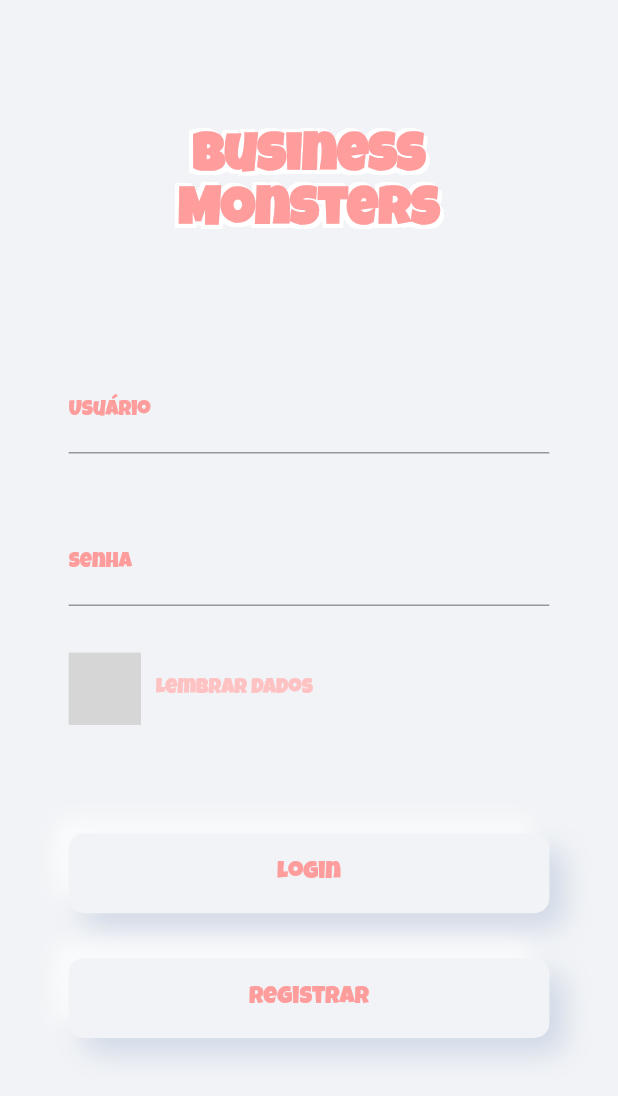
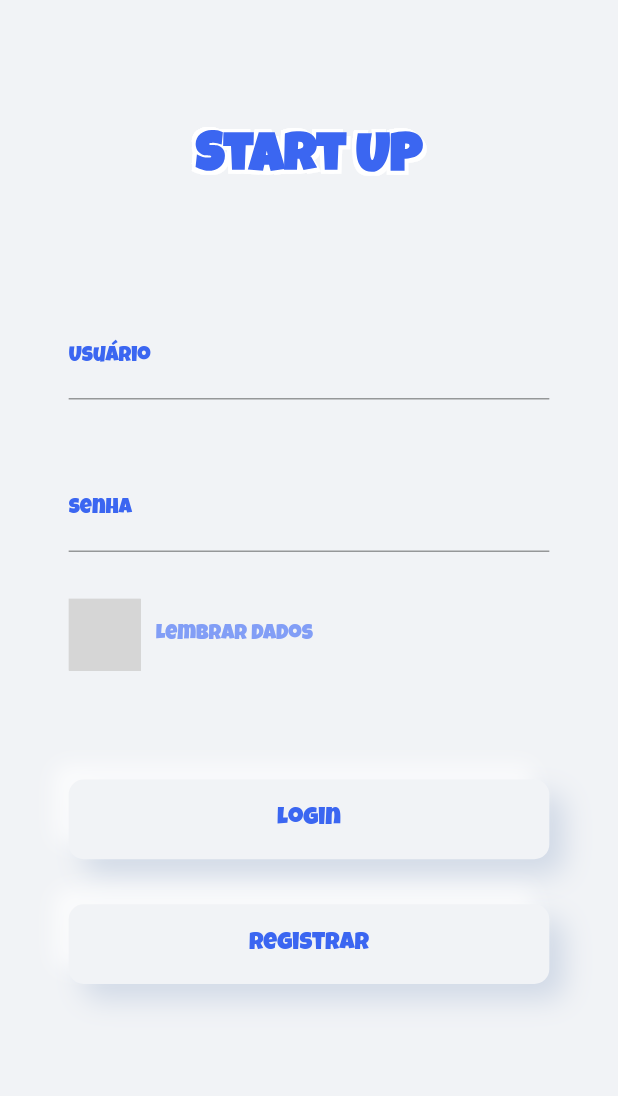
Before and after one commit to gutovesco/Business-Monsters, a Flutter app: the screen it shows after launch, on a phone screen of 412 x 824 dp. Shown: the top 1096 px of the screen. Run offline on Flutter 3.47's test engine with Material 2 defaults, Android fonts, the phone set to English and light mode, and no system bars; our stand-ins replace clay_containers, curved_navigation_bar, flutter_screenutil, flutter_staggered_animations, font_awesome_flutter, gradient_app_bar; missing offline and left inert: custom_switch, slimy_card; grey boxes are pictures that could not be loaded.

Commit message:
color changes

```diff
--- a/lib/login-screen.dart
+++ b/lib/login-screen.dart
@@ -4,10 +4,10 @@ import 'package:flutter_screenutil/flutter_screenutil.dart';
 import 'package:Business_Monsters/register_pages/register_user.dart';
 import 'package:Business_Monsters/home.dart';
 
-Color palleteBlue = Color(0xff010a43);
-Color palleteLightPink = Color(0xffffc2c2);
-Color palleteMediumPink = Color(0xffff9d9d);
-Color palletePink = Color(0xffff2e63);
+Color palleteLightGrey = Color(0xffc4d1fa);
+Color palleteLightBlue = Color(0xff829ef6);
+Color palleteMediumBlue = Color(0xff3b66f1);
+Color palleteBlue = Color(0xff1144e8);
 
 class LoginScreen extends StatefulWidget {
   LoginScreen({Key key}) : super(key: key);
@@ -38,11 +38,11 @@ class _LoginScreenState extends State<LoginScreen> {
                     ),
                     Center(
                       child: Text(
-                        "Business Monsters",
+                        "Start UP",
                         textAlign: TextAlign.center,
                         style: TextStyle(
                           fontFamily: 'LuckiestGuy',
-                            color: palleteMediumPink,
+                            color: palleteMediumBlue,
                             fontSize: 36,
                             fontWeight: FontWeight.bold,
                             shadows: [
@@ -76,17 +76,17 @@ class _LoginScreenState extends State<LoginScreen> {
                       children: <Widget>[
                         TextField(
                           style:
-                              TextStyle(color: palleteMediumPink),
+                              TextStyle(color: palleteMediumBlue),
                           decoration: InputDecoration(
                               focusedBorder: UnderlineInputBorder(
                                 borderSide: BorderSide(
-                                    color: palleteMediumPink,
+                                    color: palleteMediumBlue,
                                     width: 2),
                               ),
                               labelText: "Usuário",
                               labelStyle: TextStyle(
                                 fontFamily: 'LuckiestGuy',
-                                  color: palleteMediumPink,
+                                  color: palleteMediumBlue,
                                   fontSize: 14)),
                         ),
                       ],
@@ -95,17 +95,17 @@ class _LoginScreenState extends State<LoginScreen> {
                       height: ScreenUtil().setHeight(100),
                     ),
                     TextField(
-                      style: TextStyle(color: palleteMediumPink),
+                      style: TextStyle(color: palleteMediumBlue),
                       decoration: InputDecoration(
                           focusedBorder: UnderlineInputBorder(
                             borderSide: BorderSide(
-                                color: palleteMediumPink,
+                                color: palleteMediumBlue,
                                 width: 2),
                           ),
                           labelText: "Senha",
                           labelStyle: TextStyle(
                             fontFamily: 'LuckiestGuy',
-                              color: palleteMediumPink,
+                              color: palleteMediumBlue,
                               fontSize: 14)),
                     ),
                     SizedBox(
@@ -117,7 +117,7 @@ class _LoginScreenState extends State<LoginScreen> {
                           decoration: BoxDecoration(
                               ),
                           child: CustomSwitch(
-                            activeColor: palleteMediumPink,
+                            activeColor: palleteMediumBlue,
                             value: status,
                             onChanged: (value) {
                               setState(() {
@@ -132,7 +132,7 @@ class _LoginScreenState extends State<LoginScreen> {
                         Text(
                           "Lembrar dados",
                           style:
-                              TextStyle(color: palleteLightPink, fontSize: 14, fontFamily: 'LuckiestGuy',),
+                              TextStyle(color: palleteLightBlue, fontSize: 14, fontFamily: 'LuckiestGuy',),
                         ),
                         Spacer(),
                       ],
@@ -169,7 +169,7 @@ class _LoginScreenState extends State<LoginScreen> {
                           "Login",
                           style: TextStyle(
                             fontFamily: 'LuckiestGuy',
-                              color: palleteMediumPink,
+                              color: palleteMediumBlue,
                               fontSize: 16),
                         ),
                       ),
@@ -204,7 +204,7 @@ class _LoginScreenState extends State<LoginScreen> {
                           "Registrar",
                           style: TextStyle(
                             fontFamily: 'LuckiestGuy',
-                              color: palleteMediumPink,
+                              color: palleteMediumBlue,
                               fontSize: 16),
                         ),
                       ),
--- a/lib/register_pages/signup-complete.dart
+++ b/lib/register_pages/signup-complete.dart
@@ -2,10 +2,10 @@ import 'package:flutter/material.dart';
 import 'package:flutter_screenutil/flutter_screenutil.dart';
 import 'package:Business_Monsters/pages/quiz0.dart';
 
-Color palleteBlue = Color(0xff010a43);
-Color palleteLightPink = Color(0xffffc2c2);
-Color palleteMediumPink = Color(0xffff9d9d);
-Color palletePink = Color(0xffff2e63);
+Color palleteLightGrey = Color(0xffc4d1fa);
+Color palleteLightBlue = Color(0xff829ef6);
+Color palleteMediumBlue = Color(0xff3b66f1);
+Color palleteBlue = Color(0xff1144e8);
 
 class SignupComplete extends StatefulWidget {
   SignupComplete({Key key}) : super(key: key);
@@ -39,7 +39,7 @@ class _SignupCompleteState extends State<SignupComplete> {
                             textAlign: TextAlign.left,
                             style: TextStyle(
                               fontFamily: 'LuckiestGuy',
-                                color: palleteMediumPink,
+                                color: palleteMediumBlue,
                                 fontSize: 32,
                                 fontWeight: FontWeight.bold),
                           ),
@@ -51,7 +51,7 @@ class _SignupCompleteState extends State<SignupComplete> {
                             decoration: BoxDecoration(
                                 image: new DecorationImage(
                               image: new ExactAssetImage(
-                                'assets/profile_pic.png',
+                                'assets/businessman2.jpg',
                               ),
                               fit: BoxFit.scaleDown,
                             )),
@@ -95,7 +95,7 @@ class _SignupCompleteState extends State<SignupComplete> {
                             color: Color(0xFFF1F3F6),
                             borderRadius: BorderRadius.all(Radius.circular(10)),
                              gradient: LinearGradient(
-            colors: [palletePink, palleteMediumPink]),),
+            colors: [palleteBlue, palleteMediumBlue]),),
                         child: Text(
                           "Vamos Lá!",
                           style: TextStyle(
```
Also changed, not shown: lib/register_pages/register_user.dart (+10 -10 lines), assets/businessman1.jpg (added), assets/businessman1.png (added), assets/businessman2.jpg (added).
